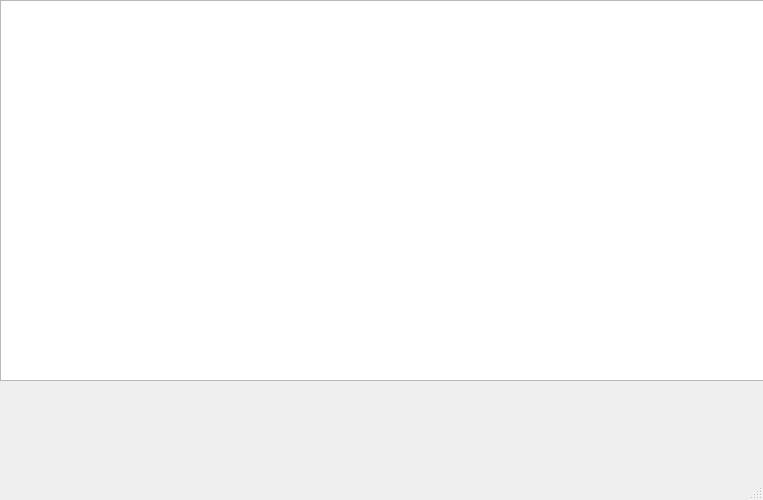
Qt form main.ui (kirpd/Coffee) before a commit.
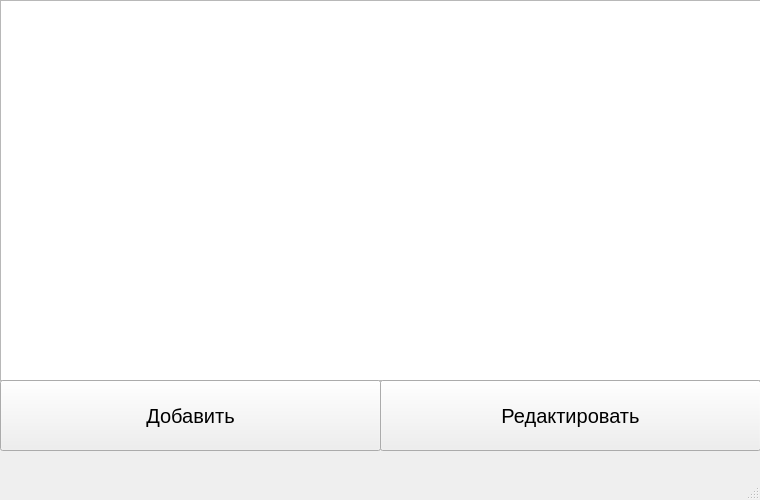
The same form after that commit.

```diff
--- a/main.ui
+++ b/main.ui
@@ -6,7 +6,7 @@
    <rect>
     <x>0</x>
     <y>0</y>
-    <width>763</width>
+    <width>760</width>
     <height>500</height>
    </rect>
   </property>
@@ -24,6 +24,42 @@
      </rect>
     </property>
    </widget>
+   <widget class="QPushButton" name="add_btn">
+    <property name="geometry">
+     <rect>
+      <x>0</x>
+      <y>380</y>
+      <width>381</width>
+      <height>71</height>
+     </rect>
+    </property>
+    <property name="font">
+     <font>
+      <pointsize>15</pointsize>
+     </font>
+    </property>
+    <property name="text">
+     <string>Добавить</string>
+    </property>
+   </widget>
+   <widget class="QPushButton" name="edit_btn">
+    <property name="geometry">
+     <rect>
+      <x>380</x>
+      <y>380</y>
+      <width>381</width>
+      <height>71</height>
+     </rect>
+    </property>
+    <property name="font">
+     <font>
+      <pointsize>15</pointsize>
+     </font>
+    </property>
+    <property name="text">
+     <string>Редактировать</string>
+    </property>
+   </widget>
   </widget>
   <widget class="QMenuBar" name="menubar">
    <property name="geometry">
```
Left out of the diff: 2 changed lines with no effect on the pictures.
